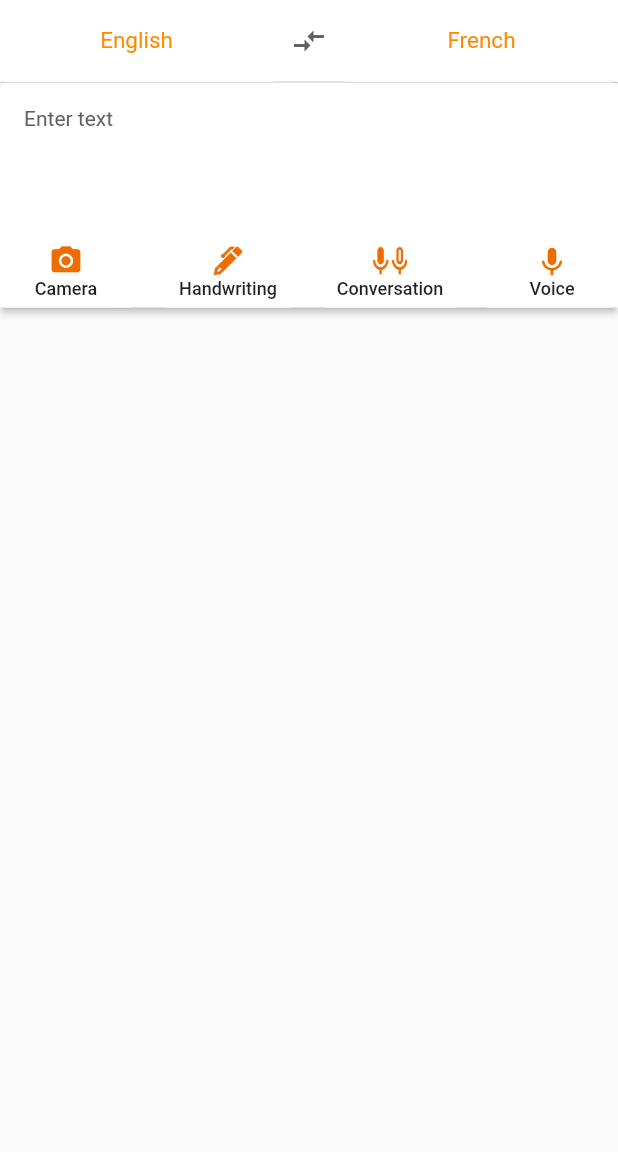
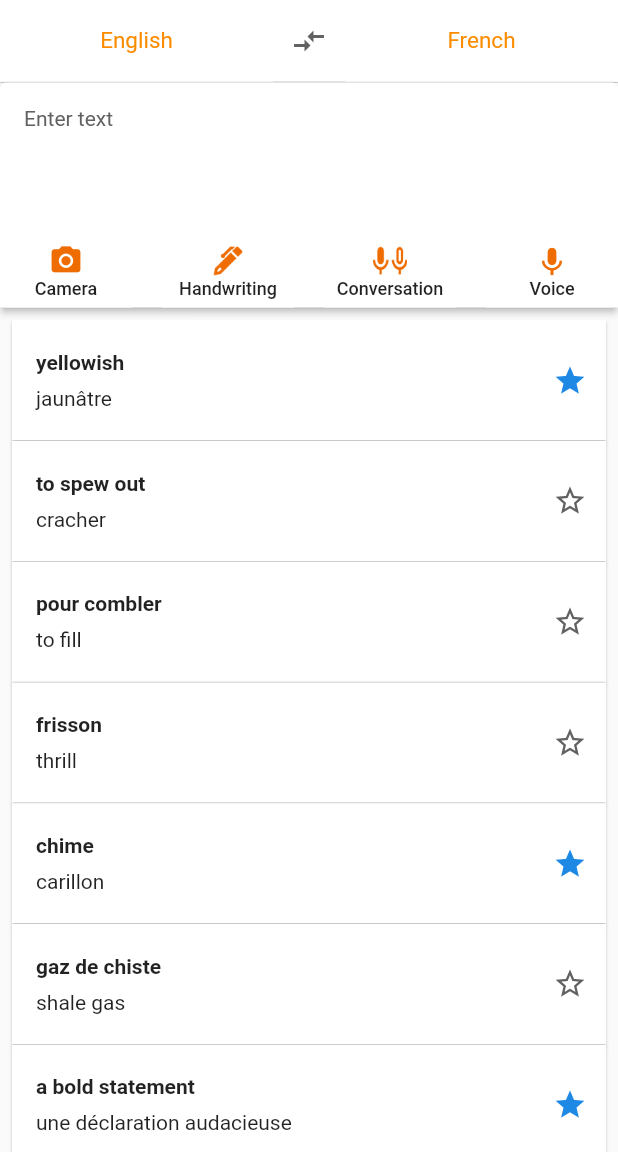
Before and after one commit to butachin/flutter-translation, a Flutter app: the screen it shows after launch, on a phone screen of 412 x 824 dp, the part 84-1236 px from its top. Run offline on Flutter 3.47's test engine with Material 2 defaults, Android fonts, the phone set to English and light mode, and no system bars.

Commit message:
[add] list-translate

```diff
--- /dev/null
+++ b/lib/components/list-translate.dart
@@ -0,0 +1,131 @@
+import 'package:flutter/material.dart';
+import '../models/translate.dart';
+
+class ListTranslate extends StatefulWidget {
+  ListTranslate({Key key}) : super(key: key);
+
+  @override
+  _ListTranslateState createState() => _ListTranslateState();
+}
+
+class _ListTranslateState extends State<ListTranslate> {
+  List<Translate> _items = [
+    Translate(
+      "yellowish",
+      "jaunâtre",
+      true,
+    ),
+    Translate(
+      "to spew out",
+      "cracher",
+      false,
+    ),
+    Translate(
+      "pour combler",
+      "to fill",
+      false,
+    ),
+    Translate(
+      "frisson",
+      "thrill",
+      false,
+    ),
+    Translate(
+      "chime",
+      "carillon",
+      true,
+    ),
+    Translate(
+      "gaz de chiste",
+      "shale gas",
+      false,
+    ),
+    Translate(
+      "a bold statement",
+      "une déclaration audacieuse",
+      true,
+    ),
+    Translate(
+      "slick",
+      "nappe",
+      false,
+    ),
+    Translate(
+      "sketch",
+      "dessin",
+      false,
+    ),
+    Translate(
+      "sketch",
+      "dessin",
+      false,
+    ),
+    Translate(
+      "serve",
+      "desservir",
+      false,
+    ),
+  ];
+
+  Widget _displayCard(int index) {
+    return Card(
+      shape: RoundedRectangleBorder(
+        borderRadius: BorderRadius.all(Radius.circular(0.0)),
+      ),
+      margin: EdgeInsets.only(left: 8.0, right: 8.0, top: 0.5),
+      child: Container(
+        height: 80.0,
+        padding: EdgeInsets.only(left: 16.0, top: 16.0, bottom: 16.0),
+        child: Row(
+          mainAxisAlignment: MainAxisAlignment.spaceBetween,
+          children: <Widget>[
+            Flexible(
+              child: Column(
+                crossAxisAlignment: CrossAxisAlignment.start,
+                mainAxisAlignment: MainAxisAlignment.spaceAround,
+                children: <Widget>[
+                  Text(
+                    _items[index].text,
+                    style: TextStyle(
+                      fontWeight: FontWeight.w600,
+                    ),
+                    maxLines: 1,
+                    overflow: TextOverflow.ellipsis,
+                  ),
+                  Text(
+                    _items[index].translatedText,
+                    style: TextStyle(
+                      fontWeight: FontWeight.w400,
+                    ),
+                    maxLines: 1,
+                    overflow: TextOverflow.ellipsis,
+                  ),
+                ],
+              ),
+            ),
+            IconButton(
+              onPressed: () {},
+              icon: Icon(
+                _items[index].isStarred ? Icons.star : Icons.star_border,
+                size: 23.0,
+                color: _items[index].isStarred ? Colors.blue[600] : Colors.grey[700],
+              ),
+            ),
+          ],
+        ),
+      ),
+    );
+  }
+
+  @override
+  Widget build(BuildContext context) {
+    return Expanded(
+      child: ListView.builder(
+        itemCount: _items.length,
+        itemBuilder: (BuildContext ctxt, int index) {
+          return _displayCard(index);
+        },
+      ),
+    );
+  }
+}
--- a/lib/screens/home-page.dart
+++ b/lib/screens/home-page.dart
@@ -2,6 +2,7 @@ import 'package:flutter/material.dart';
 
 import '../components/choose-language.dart';
 import '../components/translate-text.dart';
+import '../components/list-translate.dart';
 
 class HomePage extends StatefulWidget {
   HomePage({Key key, this.title}) : super(key: key);
@@ -28,6 +29,7 @@ class _HomePageState extends State<HomePage> {
             margin: EdgeInsets.only(bottom: 8.0),
             child: TranslateText(),
           ),
+          ListTranslate(),
         ],
       ),
     );
```
